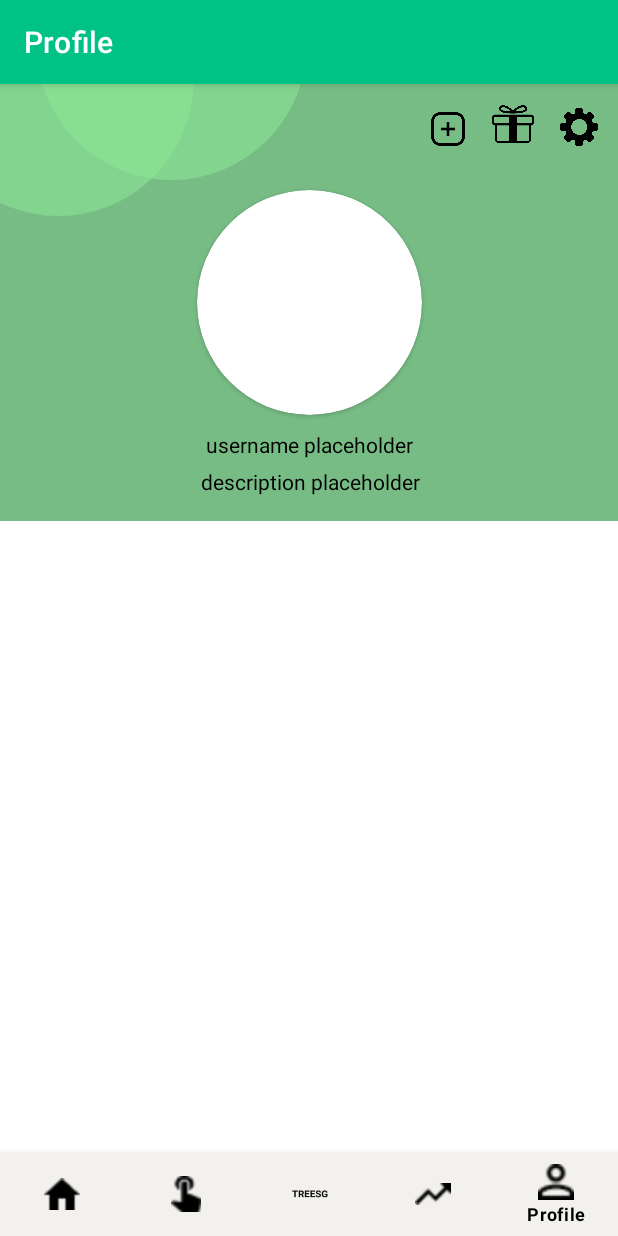
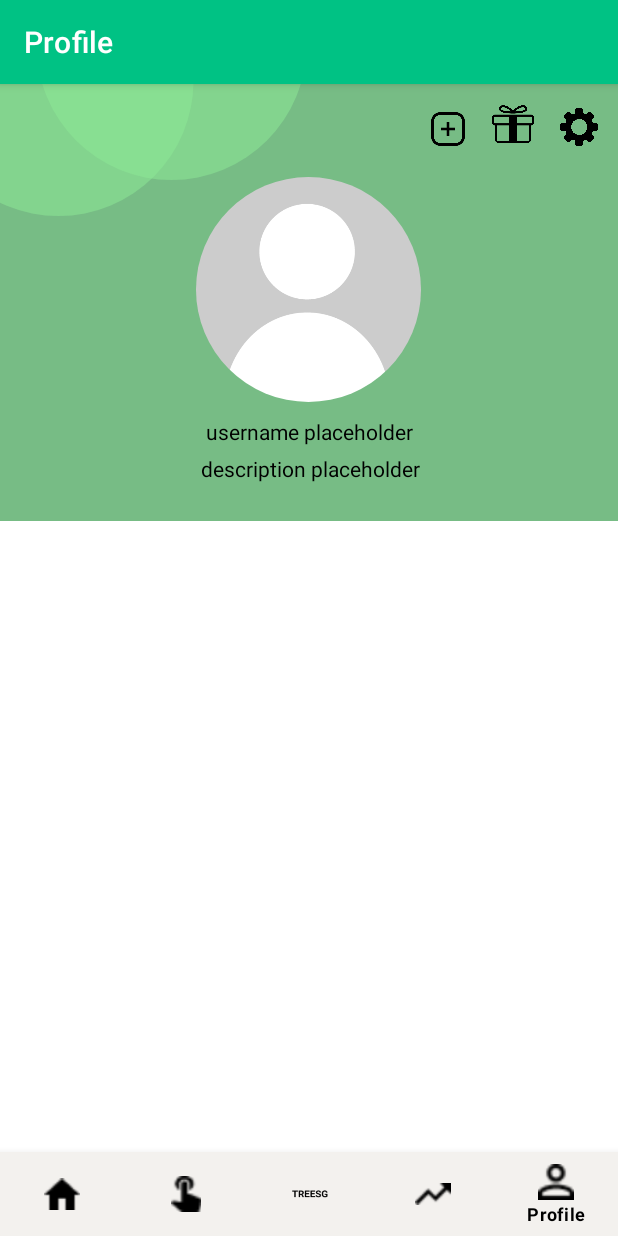
Before and after one commit to jkbhk/tree-sg, an Android app: the ProfileFragment screen opened through its navigation route, on a phone screen of 412 x 824 dp. Run offline under Robolectric (Android 15) with nearby library versions, the phone set to English and light mode, and no system bars; our stand-ins replace CircleImageView, Firebase (no records; nobody signed in at launch, a user with empty details on screens opened directly), Picasso, navigation-ui; pictures from the network do not load; Roboto replaces fonts that are not available here; 3 statements that could not run were skipped.

Commit message:
semi added recycleview in profile

```diff
--- a/app/src/main/java/com/example/treesg/MainActivity.java
+++ b/app/src/main/java/com/example/treesg/MainActivity.java
@@ -8,7 +8,6 @@ import android.content.Intent;
 import android.os.Bundle;
 import android.view.View;
 
-import com.example.treesg.databinding.RewardListBinding;
 import com.google.android.material.bottomnavigation.BottomNavigationView;
 
 import androidx.appcompat.app.AppCompatActivity;
--- a/app/src/main/java/com/example/treesg/ProfileFragment.java
+++ b/app/src/main/java/com/example/treesg/ProfileFragment.java
@@ -19,8 +19,11 @@ import android.widget.TextView;
 import android.widget.Toast;
 
 import com.bumptech.glide.Glide;
+import com.squareup.picasso.Picasso;
 
 import org.jetbrains.annotations.NotNull;
+
+import de.hdodenhof.circleimageview.CircleImageView;
 
 
 public class ProfileFragment extends Fragment {
@@ -28,7 +31,7 @@ public class ProfileFragment extends Fragment {
     ImageView rewardBtn;
     ImageView settingsBtn;
     ImageView postBtn;
-    ImageView profileImage;
+    CircleImageView profileImage;
     TextView usernameText;
     TextView descriptionText;
 
@@ -57,6 +60,11 @@ public class ProfileFragment extends Fragment {
         usernameText.setText(""+UserManager.instance.getCurrentUser().getUsername());
         descriptionText.setText(""+UserManager.instance.getCurrentUser().getUserDescription());
 
+        RecyclerView recyclerView = (RecyclerView) view.findViewById(R.id.rv_profile_recyclerview);
+        ProfileRecyclerViewAdapter profileRecyclerViewAdapter = new ProfileRecyclerViewAdapter(getContext(), PostDataManager.instance.posts);
+        recyclerView.setLayoutManager(new GridLayoutManager(getContext(), 3));
+        //recyclerView.setAdapter(profileRecyclerViewAdapter);
+
         rewardBtn.setOnClickListener(new View.OnClickListener() {
             @Override
             public void onClick(View view) {
@@ -77,9 +85,9 @@ public class ProfileFragment extends Fragment {
         postBtn.setOnClickListener(new View.OnClickListener() {
             @Override
             public void onClick(View view) {
-                //PostDataManager.instance.createNewPost(UserManager.instance.getCurrentUser(), "pog you #pog", "asdf", "jurong", ()->{
-                    //Toast.makeText(getActivity(), "Created Post", Toast.LENGTH_SHORT).show();
-                //});
+                PostDataManager.instance.createNewPost(UserManager.instance.getCurrentUser(), "pog you #pog", "asdf", "jurong", ()->{
+                    Toast.makeText(getActivity(), "Created Post", Toast.LENGTH_SHORT).show();
+                });
             }
         });
 
--- /dev/null
+++ b/app/src/main/java/com/example/treesg/ProfileRecyclerViewAdapter.java
@@ -0,0 +1,64 @@
+package com.example.treesg;
+
+import android.content.Context;
+import android.text.Layout;
+import android.view.LayoutInflater;
+import android.view.View;
+import android.view.ViewGroup;
+import android.widget.ImageView;
+import android.widget.TextView;
+
+import androidx.annotation.NonNull;
+import androidx.recyclerview.widget.RecyclerView;
+
+import com.bumptech.glide.Glide;
+
+import java.util.List;
+
+public class ProfileRecyclerViewAdapter extends RecyclerView.Adapter<ProfileRecyclerViewAdapter.ViewHolder> {
+
+    Context context;
+    List<Post> postList;
+    ImageView postPic;
+
+    public ProfileRecyclerViewAdapter(Context context, List<Post> postList){
+        this.context = context;
+        this.postList = postList;
+    }
+
+    @Override
+    public ProfileRecyclerViewAdapter.ViewHolder onCreateViewHolder(@NonNull ViewGroup parent, int viewType) {
+
+        if (context != null){
+            context = parent.getContext();
+        }
+
+        LayoutInflater layoutInflater = LayoutInflater.from(context);
+        View view = layoutInflater.inflate(R.layout.cardview_post, parent, false);
+        ViewHolder viewHolder = new ViewHolder(view);
+
+        return viewHolder;
+    }
+
+    @Override
+    public void onBindViewHolder(@NonNull ProfileRecyclerViewAdapter.ViewHolder holder, int position) {
+        //holder.postPic.setImageResource(postList.get(position).getPostImage());
+        //Glide.with(context).load(PostDataManager.instance.placeholder(R.drawable.default_profile).into(profileImage);
+        Glide.with(context).load(PostDataManager.instance.posts).into(postPic);
+    }
+
+    public class ViewHolder extends RecyclerView.ViewHolder{
+        ImageView postPic;
+
+        public ViewHolder (View itemView){
+            super(itemView);
+            postPic = (ImageView) itemView.findViewById(R.id.cv_profile_post_image);
+
+        }
+    }
+
+    @Override
+    public int getItemCount() {
+        return postList.size();
+    }
+}
--- a/app/src/main/java/com/example/treesg/login.java
+++ b/app/src/main/java/com/example/treesg/login.java
@@ -55,6 +55,8 @@ public class login extends AppCompatActivity {
         mLoginBtn.setOnClickListener(new View.OnClickListener() {
             @Override
             public void onClick(View view) {
+                mLoginBtn.setEnabled(false);
+
                 String email = mEmail.getText().toString().trim();
                 String password = mPassword.getText().toString().trim();
 
@@ -158,7 +160,7 @@ public class login extends AppCompatActivity {
                     Treedebugger.log("Current user: " + UserManager.instance.getCurrentUser().getFullName());
                     // UserManager's user cache is now populated.
                     // Can now use UserManager freely.
-
+                    mLoginBtn.setEnabled(true);
                     //identify User access level
                     if(UserManager.instance.getCurrentUser().isAdmin()){
 
--- a/app/src/main/res/layout/fragment_profile.xml
+++ b/app/src/main/res/layout/fragment_profile.xml
@@ -81,29 +81,17 @@
         app:layout_constraintTop_toTopOf="@+id/ivTopBgRect"
         app:layout_constraintVertical_bias="0.06" />
 
-    <androidx.cardview.widget.CardView
-        android:id="@+id/cardView"
-        android:layout_width="wrap_content"
-        android:layout_height="wrap_content"
-        app:cardCornerRadius="500dp"
+    <de.hdodenhof.circleimageview.CircleImageView
+        android:id="@+id/tv_profile_profileimage"
+        android:layout_width="150dp"
+        android:layout_height="150dp"
+        android:src="@drawable/default_profile"
         app:layout_constraintBottom_toBottomOf="@+id/ivTopBgRect"
         app:layout_constraintEnd_toEndOf="parent"
+        app:layout_constraintHorizontal_bias="0.498"
         app:layout_constraintStart_toStartOf="@+id/ivTopBgRect"
-        app:layout_constraintTop_toTopOf="parent">
-
-
-        <ImageView
-            android:id="@+id/tv_profile_profileimage"
-            android:layout_width="150dp"
-            android:layout_height="150dp"
-            app:layout_constraintBottom_toBottomOf="@+id/ivTopBgRect"
-            app:layout_constraintEnd_toEndOf="parent"
-            app:layout_constraintHorizontal_bias="0.498"
-            app:layout_constraintStart_toStartOf="@+id/ivTopBgRect"
-            app:layout_constraintTop_toTopOf="@+id/ivTopBgRect"
-            app:layout_constraintVertical_bias="0.439" />
-
-    </androidx.cardview.widget.CardView>
+        app:layout_constraintTop_toTopOf="@+id/ivTopBgRect"
+        app:layout_constraintVertical_bias="0.439"/>
 
 
     <TextView
@@ -116,7 +104,7 @@
         app:layout_constraintBottom_toBottomOf="@+id/ivTopBgRect"
         app:layout_constraintEnd_toEndOf="parent"
         app:layout_constraintStart_toStartOf="parent"
-        app:layout_constraintTop_toBottomOf="@+id/cardView"
+        app:layout_constraintTop_toBottomOf="@+id/tv_profile_profileimage"
         app:layout_constraintVertical_bias="0.0" />
 
     <TextView
@@ -133,5 +121,17 @@
         app:layout_constraintTop_toBottomOf="@+id/tv_profile_username"
         app:layout_constraintVertical_bias="0.0" />
 
+    <LinearLayout
+        android:layout_width="match_parent"
+        android:layout_height="wrap_content"
+        app:layout_constraintTop_toBottomOf="@+id/ivTopBgRect">
+
+        <androidx.recyclerview.widget.RecyclerView
+            android:id="@+id/rv_profile_recyclerview"
+            android:layout_width="wrap_content"
+            android:layout_height="330dp"
+            />
+
+    </LinearLayout>
 
 </androidx.constraintlayout.widget.ConstraintLayout>
--- a/app/src/main/res/layout/fragment_settings_profiledetails.xml
+++ b/app/src/main/res/layout/fragment_settings_profiledetails.xml
@@ -172,7 +172,7 @@
         app:layout_constraintTop_toTopOf="@+id/ivTopBgRect"
         app:layout_constraintVertical_bias="0.54"
         app:civ_border_color="@color/black"
-        app:civ_border_width="2dp"/>
+        app:civ_border_width="1dp"/>
 
     <Button
         android:id="@+id/cpp"
```
Also changed, not shown: app/src/main/java/com/example/treesg/RewardDialog.java (+2 -5 lines), app/src/main/java/com/example/treesg/RewardManager.java (+14 -21 lines), app/src/main/java/com/example/treesg/SettingsProfileDetails.java (+5 -2 lines), app/src/main/res/layout/cardview_post.xml (added, +21 -0 lines).
